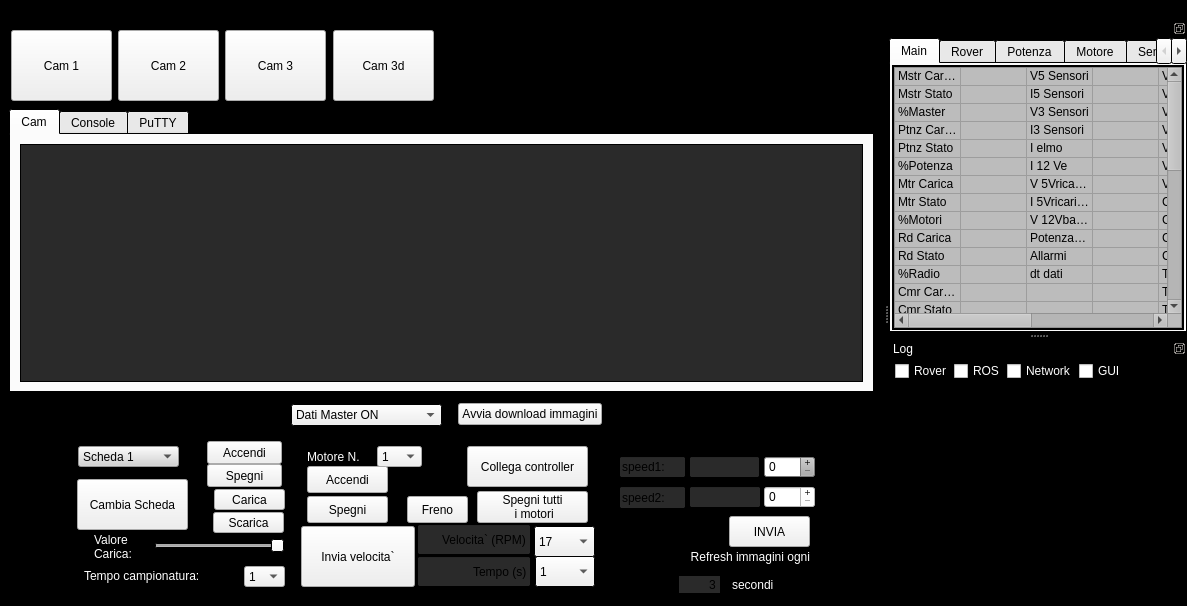
Above: interface/command_interface.ui from team-diana/diana-gui before the change. Below: the same form after it.
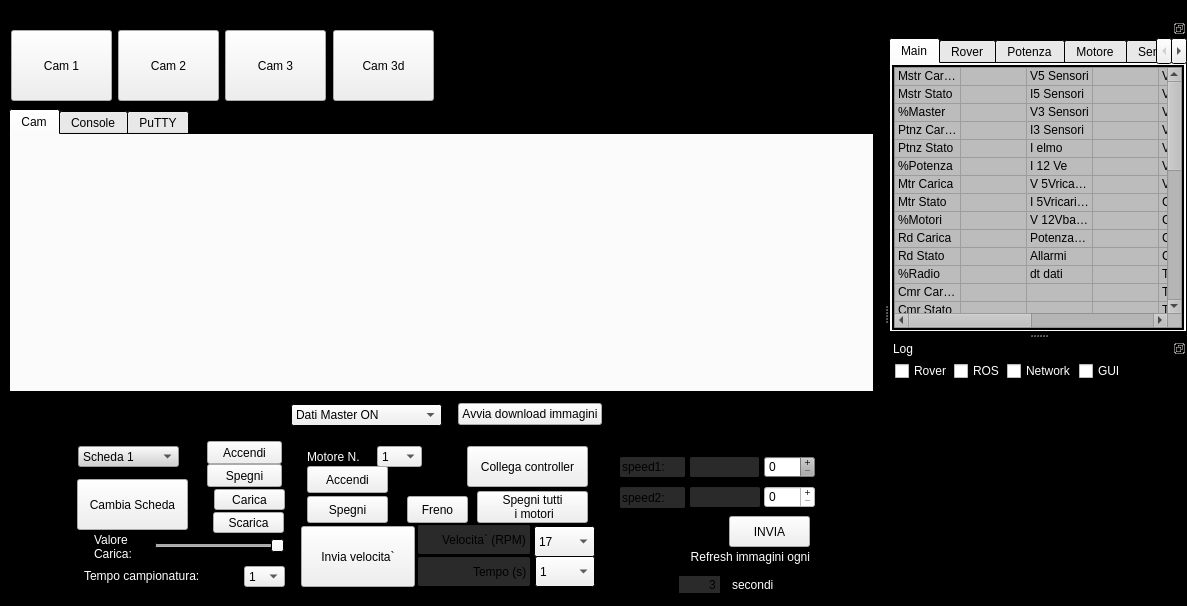
That is the form after the change. The open tabs and pages were chosen to show the change. Icons and pictures are not drawn.

Commit message: Change video parent

The edit to the form file:
```diff
--- a/interface/command_interface.ui
+++ b/interface/command_interface.ui
@@ -383,7 +383,7 @@
           </attribute>
           <layout class="QHBoxLayout" name="horizontalLayout">
            <item>
-            <widget class="QGraphicsView" name="graphicsView"/>
+            <widget class="QWidget" name="cameraVideoContainer" native="true"/>
            </item>
           </layout>
          </widget>
```
Left out of the diff: 26 changed lines with no effect on the pictures. The commit also changes 3 other files.
